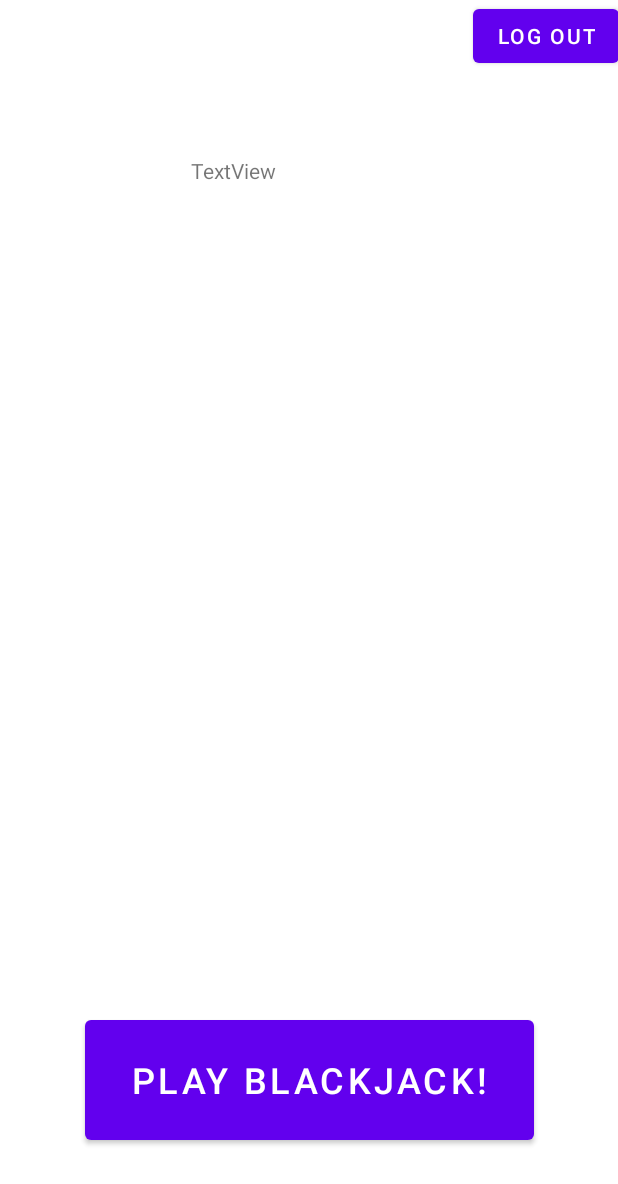
After one commit to jacobsakran/Whist, an Android app: the layout activity_profile.xml on its own in the app's theme, with its tools: preview values and no code run, on a phone screen of 412 x 824 dp. The commit adds this screen. Shown: the top 1184 px of the screen. Run offline under Robolectric (Android 15) with nearby library versions, the phone set to English and light mode, and no system bars.

Commit message:
add profile page

```diff
--- a/app/src/main/AndroidManifest.xml
+++ b/app/src/main/AndroidManifest.xml
@@ -9,6 +9,9 @@
         android:roundIcon="@mipmap/ic_launcher_round"
         android:supportsRtl="true"
         android:theme="@style/Theme.Whist20">
+        <activity
+            android:name=".Profile"
+            android:exported="false" />
         <activity
             android:name=".WaitingSession"
             android:exported="false" />
--- a/app/src/main/java/com/example/whist20/CreateGame.java
+++ b/app/src/main/java/com/example/whist20/CreateGame.java
@@ -24,12 +24,14 @@ import com.google.firebase.database.ValueEventListener;
 public class CreateGame extends AppCompatActivity implements View.OnClickListener {
     private Button create_game;
     private EditText game_name_edit_text;
+    private EditText game_money_edit_text;
 
     @Override
     protected void onCreate(Bundle savedInstanceState) {
         super.onCreate(savedInstanceState);
         setContentView(R.layout.activity_create_game);
         game_name_edit_text = (EditText) findViewById(R.id.createGameName);
+        game_money_edit_text = (EditText) findViewById(R.id.createGameMoney);
         create_game = (Button) findViewById(R.id.createGameCreateButton);
         create_game.setOnClickListener(this);
     }
@@ -47,6 +49,7 @@ public class CreateGame extends AppCompatActivity implements View.OnClickListene
 
     public void createGame() {
         String game_name = game_name_edit_text.getText().toString().trim();
+        int game_money = Integer.parseInt(game_money_edit_text.getText().toString().trim());
         FirebaseDatabase.getInstance().getReference("WaitingSessions")
                 .addListenerForSingleValueEvent(new ValueEventListener() {
                     @Override
@@ -64,7 +67,7 @@ public class CreateGame extends AppCompatActivity implements View.OnClickListene
                                     return;
                                 }
 
-                                GameState game = new GameState(game_name);
+                                GameState game = new GameState(game_name, game_money);
                                 game.addPlayer(new Dealer("", "Dealer"));
                                 game.addPlayer(new Player(HomePage.user.uid, HomePage.user.username));
                                 FirebaseDatabase.getInstance().getReference("WaitingSessions").child(game_name)
--- a/app/src/main/java/com/example/whist20/GameState.java
+++ b/app/src/main/java/com/example/whist20/GameState.java
@@ -17,11 +17,12 @@ public class GameState {
     public boolean is_active;
     public int maxPlayersNum;
     public Dict dict;
+    public int game_money;
 
     public GameState() {
     }
 
-    public GameState(String game_name) {
+    public GameState(String game_name, int game_money) {
         this.players = new MyList();
         this.currentPlayer = new Node();
         this.numOfPlayers = 0;
@@ -29,6 +30,7 @@ public class GameState {
         this.is_active = false;
         this.game_name = game_name;
         this.dict = new Dict();
+        this.game_money = game_money;
     }
 
     public void addPlayer(Player player) {
@@ -57,7 +59,7 @@ public class GameState {
 
     public static GameState convertSnapshotToGameState(@NonNull DataSnapshot snapshot) {
         if (!snapshot.exists()) return null;
-        GameState game = new GameState(snapshot.child("game_name").getValue(String.class));
+        GameState game = new GameState(snapshot.child("game_name").getValue(String.class), snapshot.child("game_money").getValue(int.class));
 
         // Converting players
         DataSnapshot players_iterator =  snapshot.child("players").child("head");
--- a/app/src/main/java/com/example/whist20/InGame.java
+++ b/app/src/main/java/com/example/whist20/InGame.java
@@ -237,8 +237,8 @@ public class InGame extends AppCompatActivity {
                 } else {
                     hit.setClickable(false);
                     miss.setClickable(false);
-                    if (!current_player.uid.equals("")) turn.setText(current_player.userName + "'s Turn");
-                    else dealerPlay(); // the current player is the dealer
+                    turn.setText("");
+                    if (current_player.uid.equals("")) dealerPlay(); // the current player is the dealer
                 }
             }
 
--- a/app/src/main/java/com/example/whist20/MainActivity.java
+++ b/app/src/main/java/com/example/whist20/MainActivity.java
@@ -79,7 +79,7 @@ public class MainActivity extends AppCompatActivity implements View.OnClickListe
                 if (task.isSuccessful()) {
                     FirebaseUser user = FirebaseAuth.getInstance().getCurrentUser();
                     if (user == null) return;
-                    if (user.isEmailVerified()) startActivity(new Intent(MainActivity.this, HomePage.class));
+                    if (user.isEmailVerified()) startActivity(new Intent(MainActivity.this, Profile.class));
                     else Toast.makeText(MainActivity.this, "Please verify your email first", Toast.LENGTH_LONG).show();
                 } else Toast.makeText(MainActivity.this, "Wrong email or password", Toast.LENGTH_LONG).show();
                 progress_bar.setVisibility(View.INVISIBLE);
--- /dev/null
+++ b/app/src/main/res/layout/activity_profile.xml
@@ -0,0 +1,41 @@
+<?xml version="1.0" encoding="utf-8"?>
+<androidx.constraintlayout.widget.ConstraintLayout xmlns:android="http://schemas.android.com/apk/res/android"
+    xmlns:app="http://schemas.android.com/apk/res-auto"
+    xmlns:tools="http://schemas.android.com/tools"
+    android:layout_width="match_parent"
+    android:layout_height="match_parent"
+    tools:context=".Profile">
+
+    <TextView
+        android:id="@+id/textView"
+        android:layout_width="158dp"
+        android:layout_height="0dp"
+        android:layout_marginTop="104dp"
+        android:layout_marginBottom="386dp"
+        android:text="TextView"
+        app:layout_constraintBottom_toTopOf="@+id/Play"
+        app:layout_constraintEnd_toEndOf="parent"
+        app:layout_constraintStart_toStartOf="parent"
+        app:layout_constraintTop_toTopOf="parent" />
+
+    <Button
+        android:id="@+id/Play"
+        android:layout_width="299dp"
+        android:layout_height="92dp"
+        android:layout_marginBottom="58dp"
+        android:text="Play BlackJack!"
+        android:textSize="24sp"
+        app:layout_constraintBottom_toBottomOf="parent"
+        app:layout_constraintEnd_toEndOf="parent"
+        app:layout_constraintStart_toStartOf="parent"
+        app:layout_constraintTop_toBottomOf="@+id/textView" />
+
+    <Button
+        android:id="@+id/log_out_profile"
+        android:layout_width="wrap_content"
+        android:layout_height="wrap_content"
+        android:layout_marginStart="30dp"
+        android:text="Log Out"
+        app:layout_constraintStart_toEndOf="@+id/textView"
+        app:layout_constraintTop_toTopOf="parent" />
+</androidx.constraintlayout.widget.ConstraintLayout>
```
Also changed, not shown: app/src/main/java/com/example/whist20/HomePage.java (+8 -3 lines), app/src/main/java/com/example/whist20/Profile.java (added, +118 -0 lines), app/src/main/res/layout/activity_create_game.xml (+14 -0 lines), app/src/main/res/layout/activity_home_page.xml (+21 -6 lines), 1 other file.
